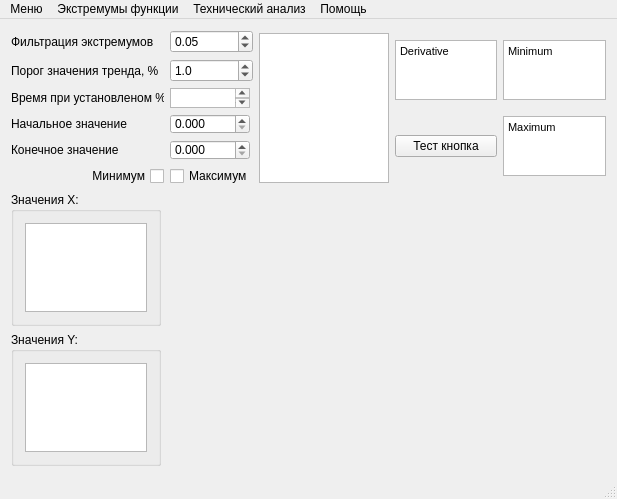
First picture: the form in mainwindow.ui, repository Kortesss/NO3, before the edit.
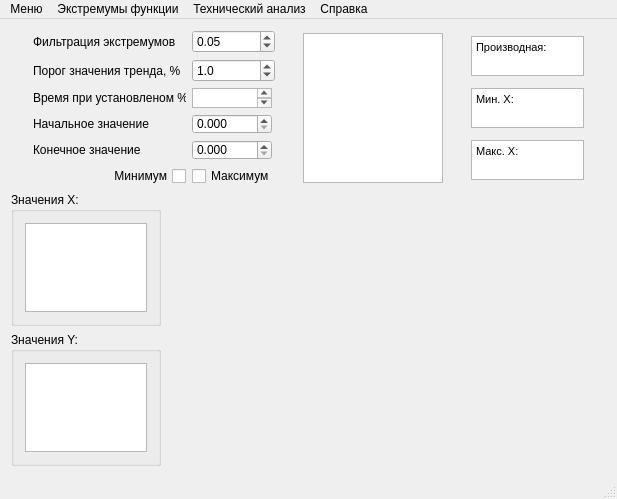
Second picture: the form after the edit. Icons and pictures are not drawn. Custom widgets are drawn as their Qt base class.

```diff
--- a/mainwindow.ui
+++ b/mainwindow.ui
@@ -215,12 +215,29 @@
         </item>
         <item>
          <layout class="QGridLayout" name="gridLayout_3">
+          <item row="1" column="0">
+           <widget class="QTextBrowser" name="Browser_Min">
+            <property name="maximumSize">
+             <size>
+              <width>113</width>
+              <height>40</height>
+             </size>
+            </property>
+            <property name="html">
+             <string>&lt;!DOCTYPE HTML PUBLIC &quot;-//W3C//DTD HTML 4.0//EN&quot; &quot;http://www.w3.org/TR/REC-html40/strict.dtd&quot;&gt;
+&lt;html&gt;&lt;head&gt;&lt;meta name=&quot;qrichtext&quot; content=&quot;1&quot; /&gt;&lt;style type=&quot;text/css&quot;&gt;
+p, li { white-space: pre-wrap; }
+&lt;/style&gt;&lt;/head&gt;&lt;body style=&quot; font-family:'MS Shell Dlg 2'; font-size:8.25pt; font-weight:400; font-style:normal;&quot;&gt;
+&lt;p style=&quot; margin-top:0px; margin-bottom:0px; margin-left:0px; margin-right:0px; -qt-block-indent:0; text-indent:0px;&quot;&gt;Мин. X: &lt;/p&gt;&lt;/body&gt;&lt;/html&gt;</string>
+            </property>
+           </widget>
+          </item>
           <item row="0" column="0">
            <widget class="QTextBrowser" name="textBrowser_4">
             <property name="maximumSize">
              <size>
               <width>113</width>
-              <height>60</height>
+              <height>40</height>
              </size>
             </property>
             <property name="sizeIncrement">
@@ -240,36 +257,12 @@
 &lt;html&gt;&lt;head&gt;&lt;meta name=&quot;qrichtext&quot; content=&quot;1&quot; /&gt;&lt;style type=&quot;text/css&quot;&gt;
 p, li { white-space: pre-wrap; }
 &lt;/style&gt;&lt;/head&gt;&lt;body style=&quot; font-family:'MS Shell Dlg 2'; font-size:8.25pt; font-weight:400; font-style:normal;&quot;&gt;
-&lt;p style=&quot; margin-top:0px; margin-bottom:0px; margin-left:0px; margin-right:0px; -qt-block-indent:0; text-indent:0px;&quot;&gt;Derivative&lt;/p&gt;&lt;/body&gt;&lt;/html&gt;</string>
+&lt;p style=&quot; margin-top:0px; margin-bottom:0px; margin-left:0px; margin-right:0px; -qt-block-indent:0; text-indent:0px;&quot;&gt;Производная: &lt;/p&gt;&lt;/body&gt;&lt;/html&gt;</string>
             </property>
            </widget>
           </item>
-          <item row="0" column="1">
-           <widget class="QTextBrowser" name="textBrowser_3">
-            <property name="maximumSize">
-             <size>
-              <width>113</width>
-              <height>60</height>
-             </size>
-            </property>
-            <property name="html">
-             <string>&lt;!DOCTYPE HTML PUBLIC &quot;-//W3C//DTD HTML 4.0//EN&quot; &quot;http://www.w3.org/TR/REC-html40/strict.dtd&quot;&gt;
-&lt;html&gt;&lt;head&gt;&lt;meta name=&quot;qrichtext&quot; content=&quot;1&quot; /&gt;&lt;style type=&quot;text/css&quot;&gt;
-p, li { white-space: pre-wrap; }
-&lt;/style&gt;&lt;/head&gt;&lt;body style=&quot; font-family:'MS Shell Dlg 2'; font-size:8.25pt; font-weight:400; font-style:normal;&quot;&gt;
-&lt;p style=&quot; margin-top:0px; margin-bottom:0px; margin-left:0px; margin-right:0px; -qt-block-indent:0; text-indent:0px;&quot;&gt;Minimum&lt;/p&gt;&lt;/body&gt;&lt;/html&gt;</string>
-            </property>
-           </widget>
-          </item>
-          <item row="1" column="0">
-           <widget class="QPushButton" name="pushButton">
-            <property name="text">
-             <string>Тест кнопка</string>
-            </property>
-           </widget>
-          </item>
-          <item row="1" column="1">
-           <widget class="QTextBrowser" name="textBrowser_2">
+          <item row="2" column="0">
+           <widget class="QTextBrowser" name="Browser_Max">
             <property name="minimumSize">
              <size>
               <width>20</width>
@@ -279,7 +272,7 @@
             <property name="maximumSize">
              <size>
               <width>113</width>
-              <height>60</height>
+              <height>40</height>
              </size>
             </property>
             <property name="html">
@@ -287,7 +280,7 @@
 &lt;html&gt;&lt;head&gt;&lt;meta name=&quot;qrichtext&quot; content=&quot;1&quot; /&gt;&lt;style type=&quot;text/css&quot;&gt;
 p, li { white-space: pre-wrap; }
 &lt;/style&gt;&lt;/head&gt;&lt;body style=&quot; font-family:'MS Shell Dlg 2'; font-size:8.25pt; font-weight:400; font-style:normal;&quot;&gt;
-&lt;p style=&quot; margin-top:0px; margin-bottom:0px; margin-left:0px; margin-right:0px; -qt-block-indent:0; text-indent:0px;&quot;&gt;Maximum&lt;/p&gt;&lt;/body&gt;&lt;/html&gt;</string>
+&lt;p style=&quot; margin-top:0px; margin-bottom:0px; margin-left:0px; margin-right:0px; -qt-block-indent:0; text-indent:0px;&quot;&gt;Макс. X: &lt;/p&gt;&lt;/body&gt;&lt;/html&gt;</string>
             </property>
            </widget>
           </item>
@@ -419,7 +412,7 @@
    </widget>
    <widget class="QMenu" name="menu_6">
     <property name="title">
-     <string>Помощь</string>
+     <string>Справка</string>
     </property>
     <addaction name="action_manual"/>
     <addaction name="action_15"/>
```
Left out of the diff: 34 changed lines with no effect on the pictures.
